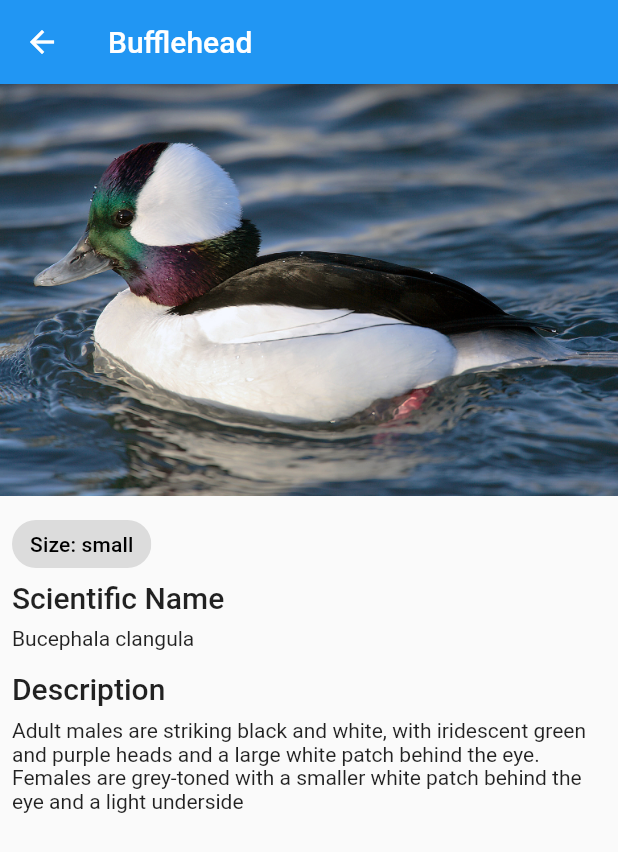
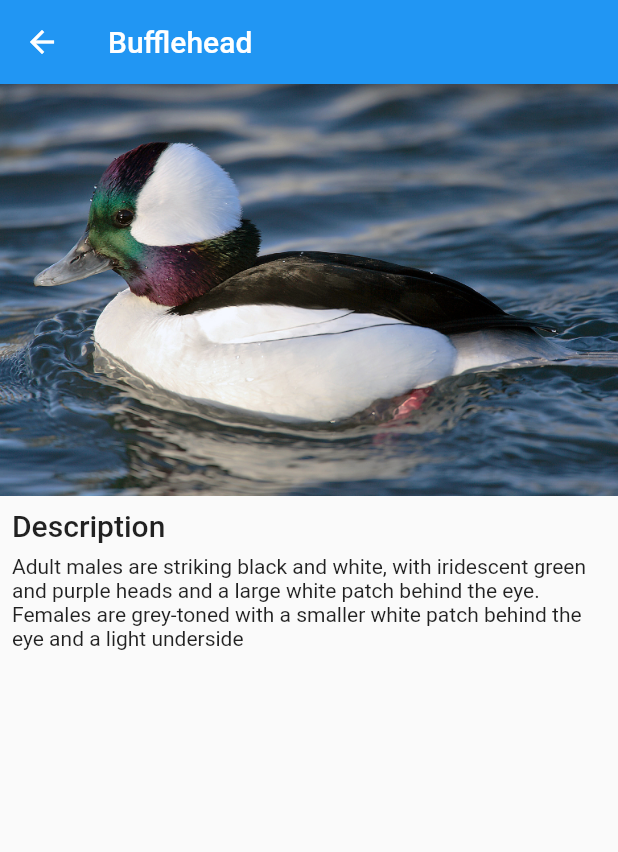
Before and after one commit to AmeeraAlotaibi/coded_project_ducks, a Flutter app: the screen it shows after launch, after a tap on "Bufflehead", on a phone screen of 412 x 824 dp. Shown: the top 852 px of the screen. Run offline on Flutter 3.47's test engine with Material 2 defaults, Android fonts, the phone set to English and light mode, and no system bars; our stand-ins replace go_router.

```diff
--- a/lib/models/duck_model.dart
+++ b/lib/models/duck_model.dart
@@ -4,25 +4,11 @@ class DuckModel {
   final String name;
   final String imagePath;
   final String description;
-  final String size;
-
-  final String genus;
-  final String species;
-
-  String get scientificName {
-    return genus[0].toUpperCase() +
-        genus.substring(1).toLowerCase() +
-        " " +
-        species.toLowerCase();
-  }
 
   DuckModel({
     required this.name,
     required this.imagePath,
     required this.description,
-    required this.size,
-    required this.genus,
-    required this.species,
   });
 
   static List<DuckModel> ducks = [
@@ -30,43 +16,31 @@ class DuckModel {
       name: "Bufflehead",
       imagePath: "assets/images/bufflehead.jpeg",
       description: DuckDescriptions.bufflehead,
-        size: "small",
-        genus: "Bucephala",
-        species: "Clangula"),
+    ),
     DuckModel(
       name: "Common Goldeneye",
       imagePath: "assets/images/common_goldeneye.jpeg",
       description: DuckDescriptions.commonGoldeneye,
-        size: "medium",
-        genus: "Bucephala",
-        species: "Clangula"),
+    ),
     DuckModel(
       name: "Gadwall",
       imagePath: "assets/images/gadwall.jpeg",
       description: DuckDescriptions.gadwall,
-        size: "medium",
-        genus: "Anatidae",
-        species: "Strepera"),
+    ),
     DuckModel(
       name: "King eider",
       imagePath: "assets/images/king_eider.jpeg",
       description: DuckDescriptions.kingEider,
-        size: "large",
-        genus: "Somateria",
-        species: "Spectabilis"),
+    ),
     DuckModel(
       name: "Mallard",
       imagePath: "assets/images/mallard.jpeg",
       description: DuckDescriptions.mallard,
-        size: "medium",
-        genus: "Anas",
-        species: "Gryllei"),
+    ),
     DuckModel(
       name: "Wood Duck",
       imagePath: "assets/images/wood.jpeg",
       description: DuckDescriptions.wood,
-        size: "medium",
-        genus: "Anas",
-        species: "Gryllei"),
+    ),
   ];
 }
--- a/lib/pages/duck_details_page.dart
+++ b/lib/pages/duck_details_page.dart
@@ -31,18 +31,6 @@ class DuckDetailsPage extends StatelessWidget {
               crossAxisAlignment: CrossAxisAlignment.start,
               mainAxisSize: MainAxisSize.min,
               children: [
-                Chip(
-                  label: Text(
-                    "Size: ${duck.size}",
-                    style: Theme.of(context).textTheme.subtitle2,
-                  ),
-                ),
-                Text("Scientific Name",
-                    style: Theme.of(context).textTheme.headline6!.copyWith()),
-                SizedBox(height: 8),
-                Text(duck.scientificName,
-                    style: Theme.of(context).textTheme.bodyMedium),
-                SizedBox(height: 14),
                 Text("Description",
                     style: Theme.of(context).textTheme.headline6!.copyWith()),
                 SizedBox(height: 8),
```
Lines whose indentation alone changed are shown as unchanged.
